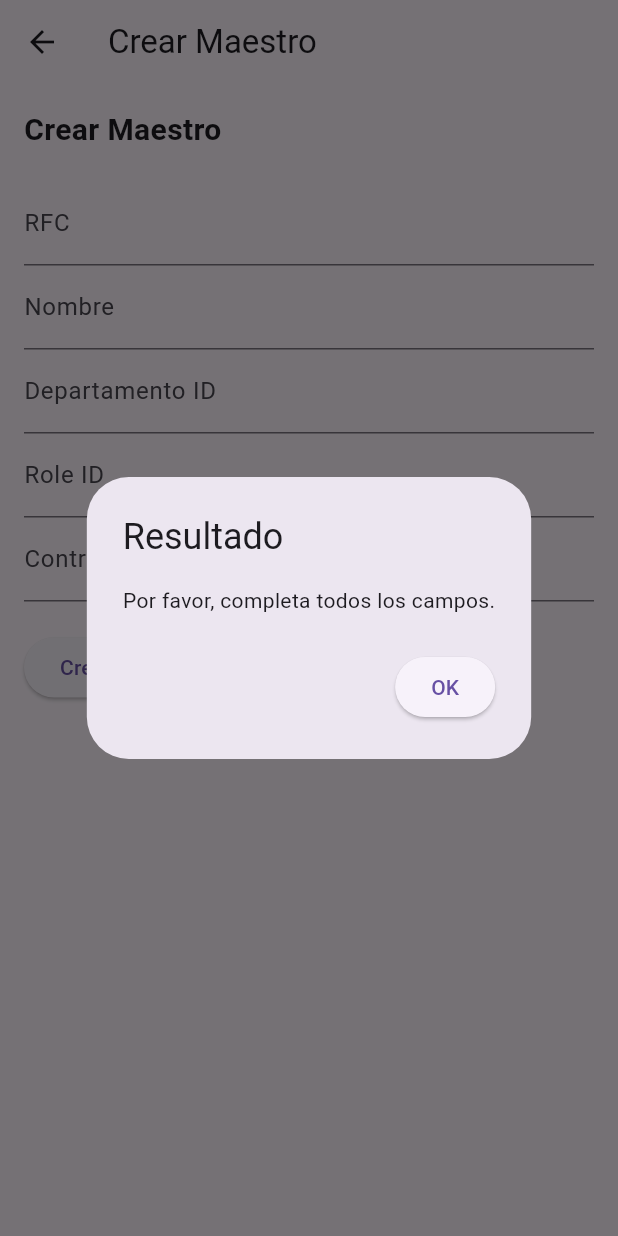
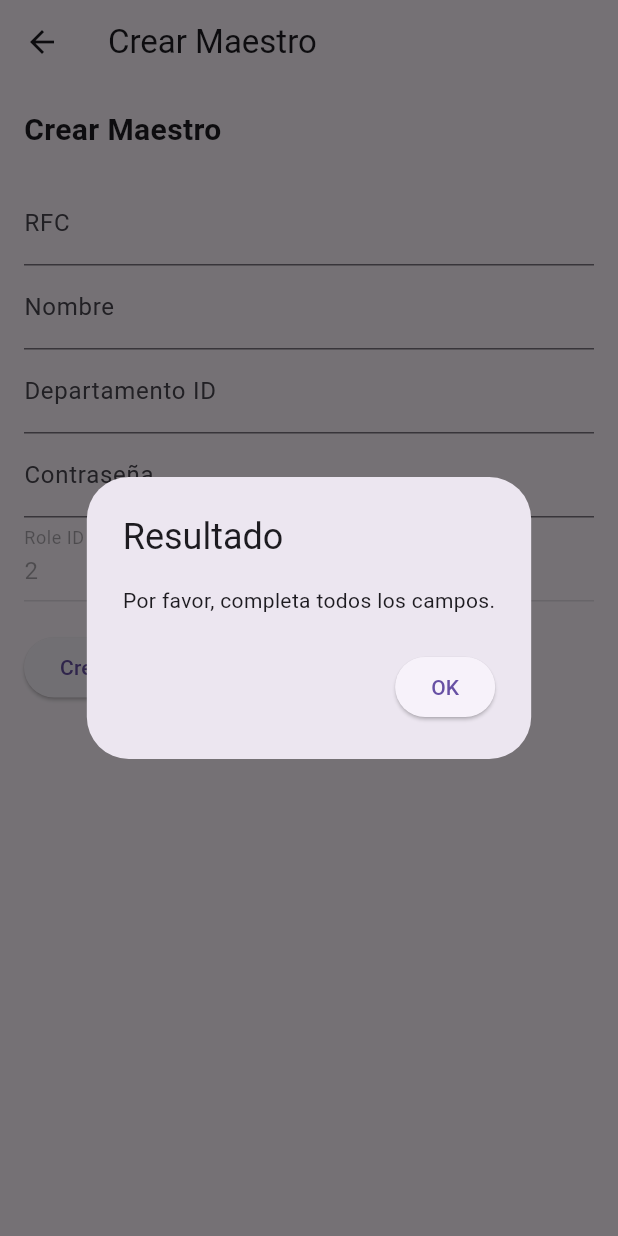
Before and after one commit to AngellEstebane/present_now, a Flutter app: the CrearMaestro screen opened directly, after a tap on "Crear Maestro", on a phone screen of 412 x 824 dp. Run offline on Flutter 3.47's test engine with Material 3 defaults, Android fonts, the phone set to English and light mode, and no system bars; our stand-ins replace flutter_secure_storage, geolocator, shared_preferences; accounts and stored records are empty.

Commit message:
funcionando los dos formularios de maestros y alumnos registrar

```diff
--- a/lib/admin/inicio_administrador.dart
+++ b/lib/admin/inicio_administrador.dart
@@ -186,6 +186,7 @@ class _CrearAlumnoState extends State<CrearAlumno> {
     );
   }
 }
+
 class CrearMaestro extends StatefulWidget {
   @override
   _CrearMaestroState createState() => _CrearMaestroState();
@@ -196,20 +197,17 @@ class _CrearMaestroState extends State<CrearMaestro> {
   final TextEditingController nombreController = TextEditingController();
   final TextEditingController departamentoIdController =
       TextEditingController();
-  final TextEditingController roleIdController = TextEditingController();
   final TextEditingController contrasenaController = TextEditingController();
 
   void _crearMaestro() async {
     String rfc = rfcController.text.trim();
     String nombre = nombreController.text.trim();
     String departamentoId = departamentoIdController.text.trim();
-    String roleId = roleIdController.text.trim();
     String contrasena = contrasenaController.text.trim();
 
     if (rfc.isEmpty ||
         nombre.isEmpty ||
         departamentoId.isEmpty ||
-        roleId.isEmpty ||
         contrasena.isEmpty) {
       _showDialog('Por favor, completa todos los campos.');
       return;
@@ -219,7 +217,7 @@ class _CrearMaestroState extends State<CrearMaestro> {
       "rfc": rfc,
       "nombre": nombre,
       "departamentoId": int.parse(departamentoId),
-      "roleId": int.parse(roleId),
+      "roleId": 2,
       "contraseña": contrasena,
     };
 
@@ -238,7 +236,6 @@ class _CrearMaestroState extends State<CrearMaestro> {
     rfcController.clear();
     nombreController.clear();
     departamentoIdController.clear();
-    roleIdController.clear();
     contrasenaController.clear();
   }
 
@@ -292,14 +289,14 @@ class _CrearMaestroState extends State<CrearMaestro> {
               keyboardType: TextInputType.number,
             ),
             TextField(
-              controller: roleIdController,
-              decoration: InputDecoration(labelText: 'Role ID'),
-              keyboardType: TextInputType.number,
-            ),
-            TextField(
               controller: contrasenaController,
               decoration: InputDecoration(labelText: 'Contraseña'),
               obscureText: true,
+            ),
+            TextField(
+              controller: TextEditingController(text: '2'),
+              decoration: InputDecoration(labelText: 'Role ID'),
+              enabled: false,
             ),
             SizedBox(height: 20),
             ElevatedButton(
```
